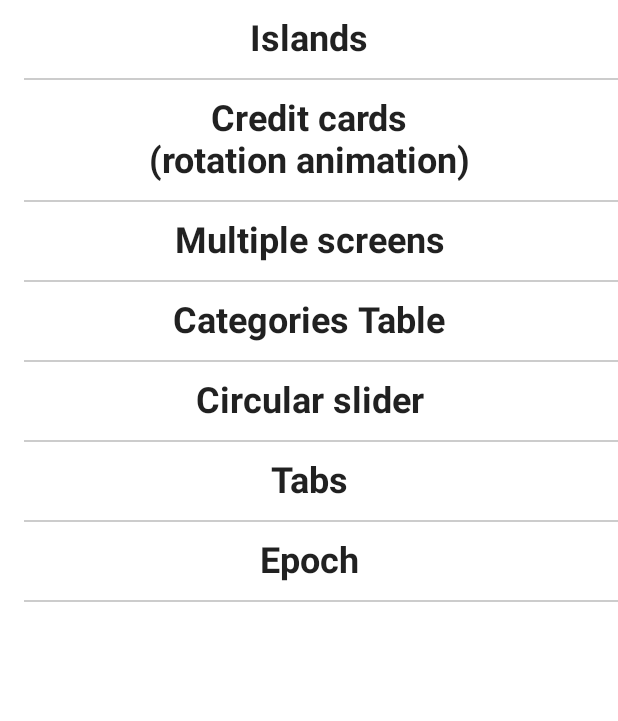
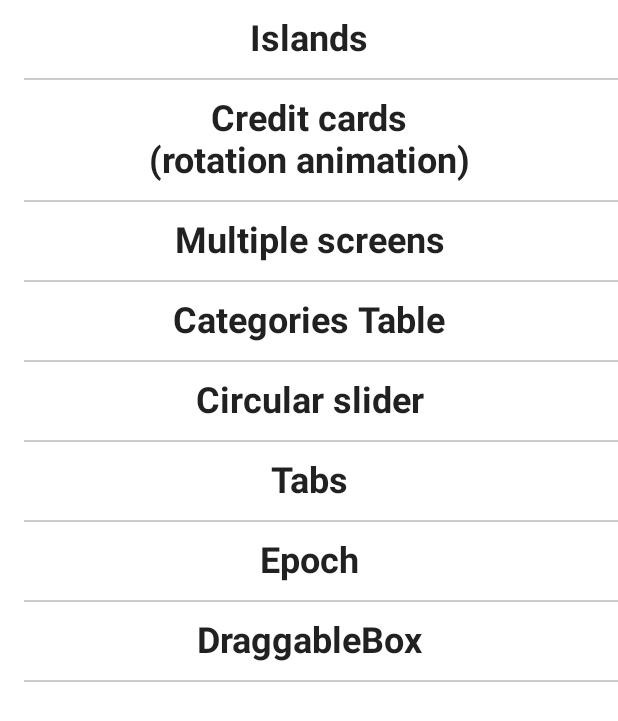
Before and after one commit to ArtemisSoftware/Amphitrite-UI-2, an Android app built with Jetpack Compose: the screen it shows after launch (MainActivity), on a phone screen of 412 x 824 dp. Shown: the top 721 px of the screen. Run offline under Robolectric (Android 15) with nearby library versions, the phone set to English and light mode, and no system bars.

Commit message:
DraggableBox

```diff
--- a/app/src/main/java/com/artemissoftware/amphitriteui2/SelectorScreen.kt
+++ b/app/src/main/java/com/artemissoftware/amphitriteui2/SelectorScreen.kt
@@ -21,6 +21,7 @@ import com.artemissoftware.amphitriteui2.categoriestable.TableCategoriesScreen
 import com.artemissoftware.amphitriteui2.categoriestable.models.Categories
 import com.artemissoftware.amphitriteui2.circularslider.CircularSlider
 import com.artemissoftware.amphitriteui2.creditcard.CreditCardScreen
+import com.artemissoftware.amphitriteui2.draggable.DraggableBox
 import com.artemissoftware.amphitriteui2.epoch.EpochScreen
 import com.artemissoftware.amphitriteui2.epoch.EpochViewModel
 import com.artemissoftware.amphitriteui2.islands.Island
@@ -91,6 +92,14 @@ fun SelectorScreen(navController: NavHostController) {
                 Destinations.Epoch
             )
         }
+        item {
+
+            Demo(
+                title = "DraggableBox",
+                navController,
+                Destinations.DraggableBox
+            )
+        }
     }
 
 
@@ -108,6 +117,7 @@ sealed class Destinations(val route: String){
     object CircularSlider: Destinations("circular_slider_screen")
     object Tabs: Destinations("tabs_screen")
     object Epoch: Destinations("epoch_screen")
+    object DraggableBox: Destinations("draggable_box_screen")
 }
 
 @Composable
@@ -149,6 +159,12 @@ fun SetupNavGraph(navController: NavHostController, window: WindowSize) {
             val viewModel: EpochViewModel = viewModel()
             EpochScreen(viewModel)
         }
+        composable(route = Destinations.DraggableBox.route){
+            SingleContent{
+                DraggableBox("1")
+                DraggableBox("2")
+            }
+        }
     }
 }
 
```
Also changed, not shown: app/src/main/java/com/artemissoftware/amphitriteui2/draggable/DraggableBox.kt (added, +58 -0 lines).
